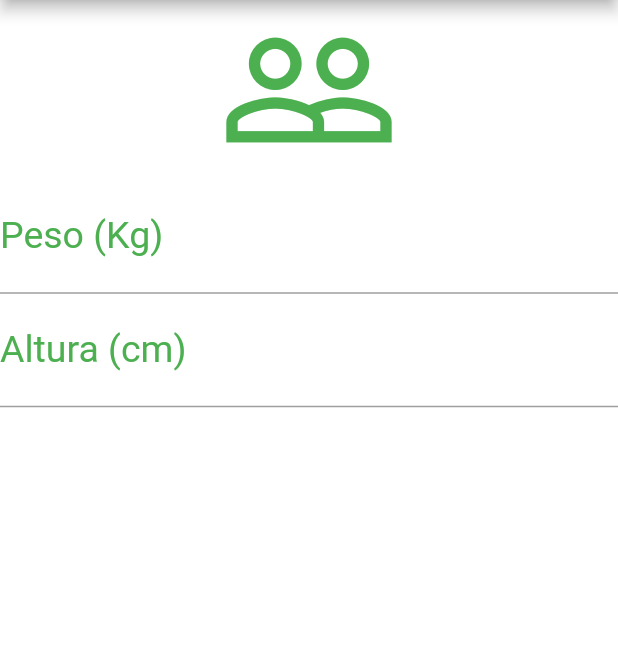
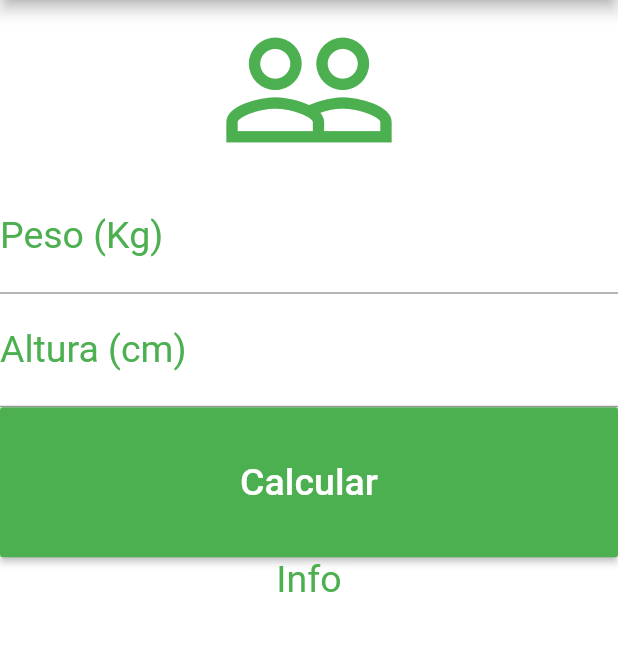
Before and after one commit to leandrorochaadm/calculadora_imc, a Flutter app: the screen it shows after launch, on a phone screen of 412 x 824 dp, the part 84-735 px from its top. Run offline on Flutter 3.47's test engine with Material 2 defaults, Android fonts, the light colour scheme and no system bars.

Commit message:
botão e mensagem info

```diff
--- a/lib/main.dart
+++ b/lib/main.dart
@@ -26,7 +26,8 @@ class _HomeState extends State<Home> {
         ],
       ),
       backgroundColor: Colors.white,
-      body: Column(
+      body: SingleChildScrollView(
+        child: Column(
           crossAxisAlignment: CrossAxisAlignment.stretch,
           children: <Widget>[
             Icon(
@@ -52,7 +53,24 @@ class _HomeState extends State<Home> {
               textAlign: TextAlign.center,
               style: TextStyle(color: Colors.green, fontSize: 25.0),
             ),
+            Container(
+              height: 100.0,
+              child: RaisedButton(
+                onPressed: () {},
+                child: Text(
+                  "Calcular",
+                  style: TextStyle(fontSize: 25.0, color: Colors.white),
+                ),
+                color: Colors.green,
+              ),
+            ),
+            Text(
+              "Info",
+              textAlign: TextAlign.center,
+              style: TextStyle(fontSize: 25.0, color: Colors.green),
+            ),
           ],
+        ),
       ),
     );
   }
```
Lines whose indentation alone changed are shown as unchanged.
